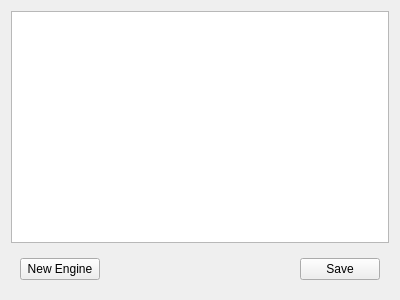
Old version of the form src/contents/ui/sengineconfigdialog.ui in the repository mcharmas/MyEpisodes-Plasmoid.
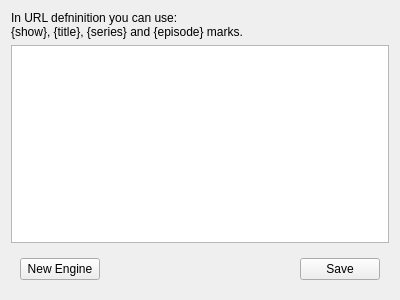
New version of the form.

Patch:
```diff
--- a/src/contents/ui/sengineconfigdialog.ui
+++ b/src/contents/ui/sengineconfigdialog.ui
@@ -14,6 +14,14 @@
    <string>Search Engine Config</string>
   </property>
   <layout class="QVBoxLayout" name="verticalLayout">
+   <item>
+    <widget class="QLabel" name="label">
+     <property name="text">
+      <string>In URL defninition you can use:
+{show}, {title}, {series} and {episode} marks.</string>
+     </property>
+    </widget>
+   </item>
    <item>
     <widget class="QTableView" name="searchEnginesTable">
      <property name="horizontalScrollBarPolicy">
```
